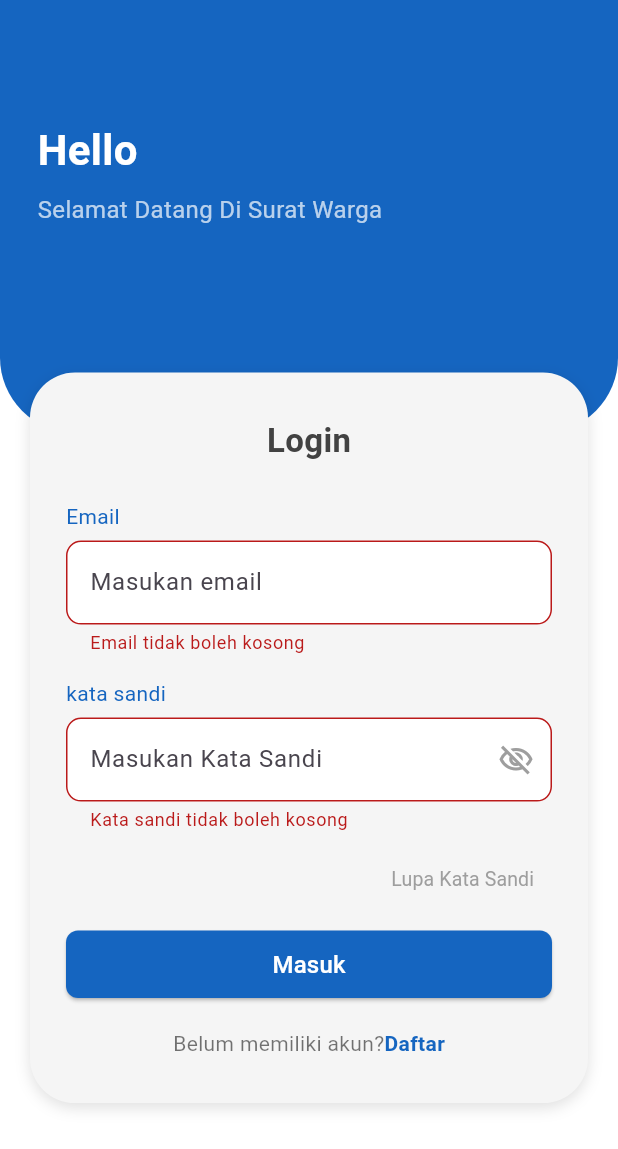
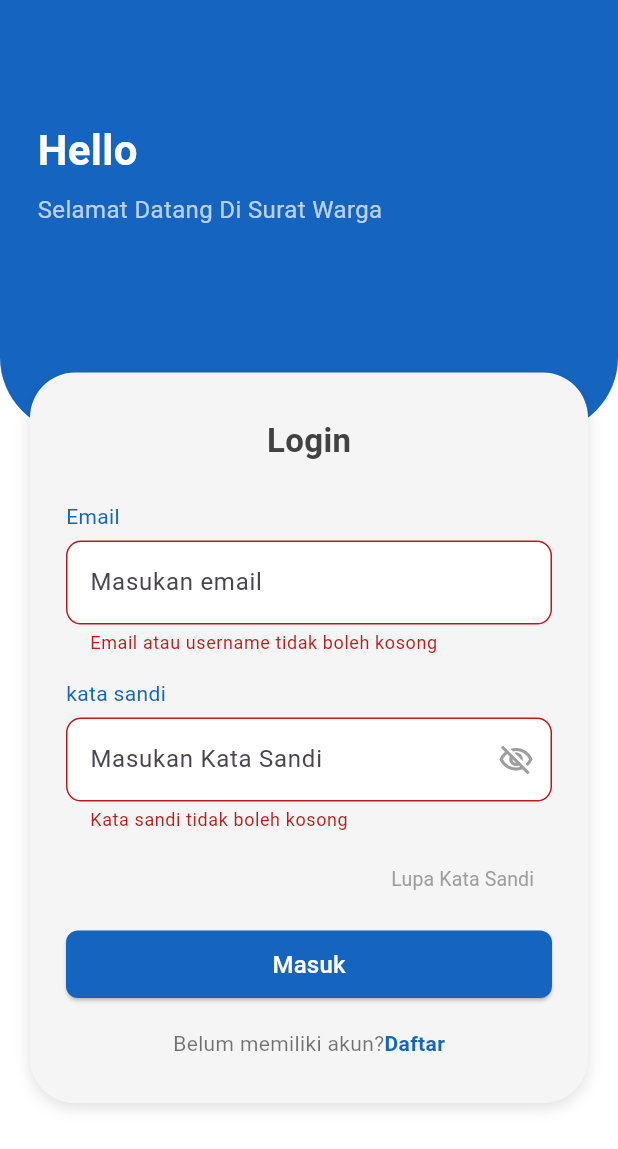
Before and after one commit to UlfiatulRosida/project_tim, a Flutter app: the screen it shows after launch, after a tap on "Masuk", on a phone screen of 412 x 824 dp. Shown: the top 1149 px of the screen. Run offline on Flutter 3.47's test engine with Material 3 defaults, Android fonts, the light colour scheme and no system bars; our stand-ins replace shared_preferences.

Commit message:
merubah kode ini karena menggunakan identity yang artinya bisa email atau username

```diff
--- a/lib/pages/login_page.dart
+++ b/lib/pages/login_page.dart
@@ -245,12 +245,7 @@ class _LoginPageState extends State<LoginPage>
                           ),
                           validator: (value) {
                             if (value == null || value.isEmpty) {
-                              return 'Email tidak boleh kosong';
-                            }
-                            final emailRegex =
-                                RegExp(r'^[\w-\.]+@([\w-]+\.)+[\w-]{2,4}$');
-                            if (!emailRegex.hasMatch(value)) {
-                              return 'Format email tidak valid';
+                              return 'Email atau username tidak boleh kosong';
                             }
                             return null;
                           },
```
